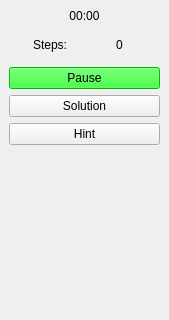
The window that dockwindow.ui (FettGoenner/coma3) describes before a commit, drawn with Qt 5; both pictures show x 0 to 169 and y 0 to 320 of the 169 by 650 pixel window.
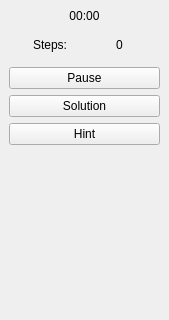
The same window after the commit.

Diff of the .ui file:
```diff
--- a/dockwindow.ui
+++ b/dockwindow.ui
@@ -10,6 +10,9 @@
     <height>650</height>
    </rect>
   </property>
+  <property name="styleSheet">
+   <string notr="true"/>
+  </property>
   <property name="locale">
    <locale language="English" country="UnitedStates"/>
   </property>
@@ -63,9 +66,7 @@
     <item>
      <widget class="QPushButton" name="pauseBtn">
       <property name="styleSheet">
-       <string notr="true">QPushButton {
-	background-color:rgb(0, 255, 0);
-}</string>
+       <string notr="true"/>
       </property>
       <property name="text">
        <string>Pause</string>
```
